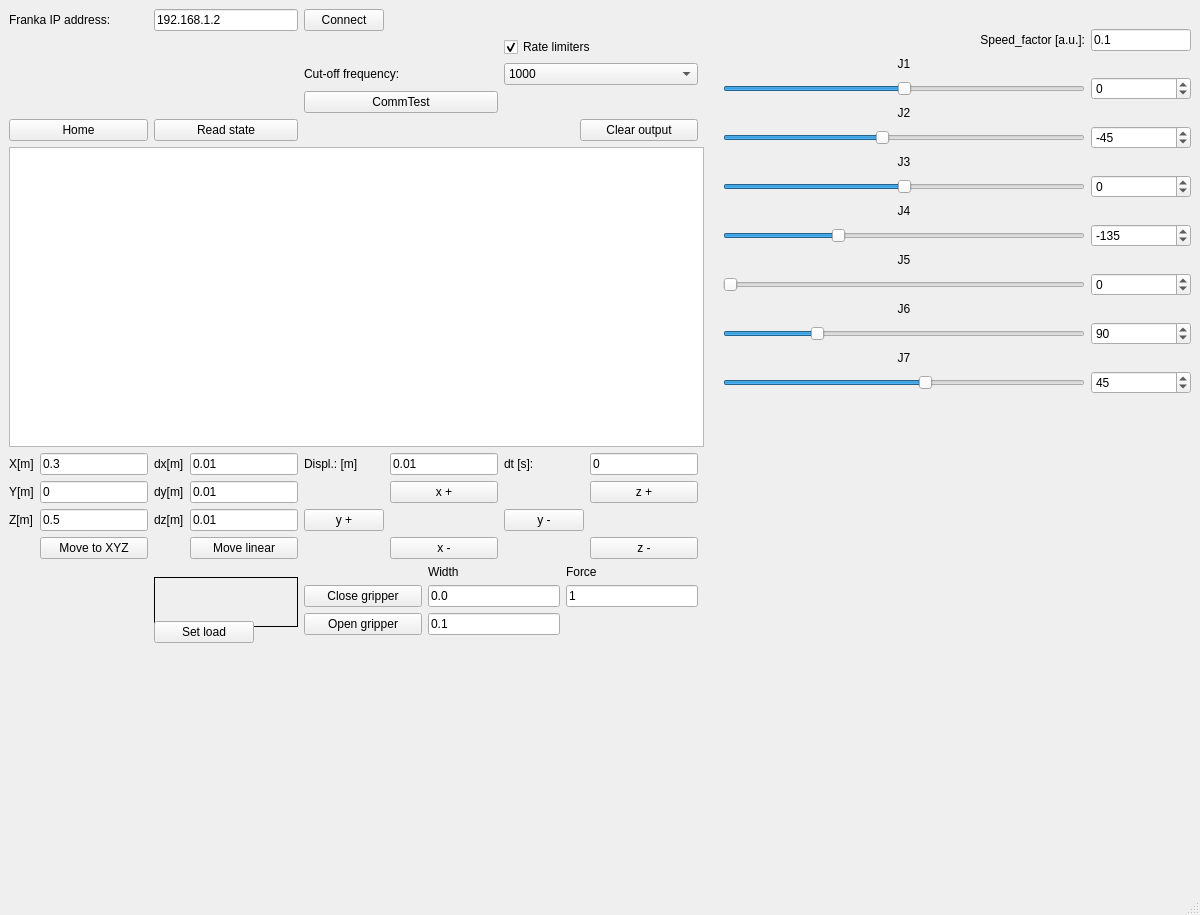
The window that demo/mainwindow.ui (k61n/libjcnsfranka) describes before a commit, drawn with Qt 5.
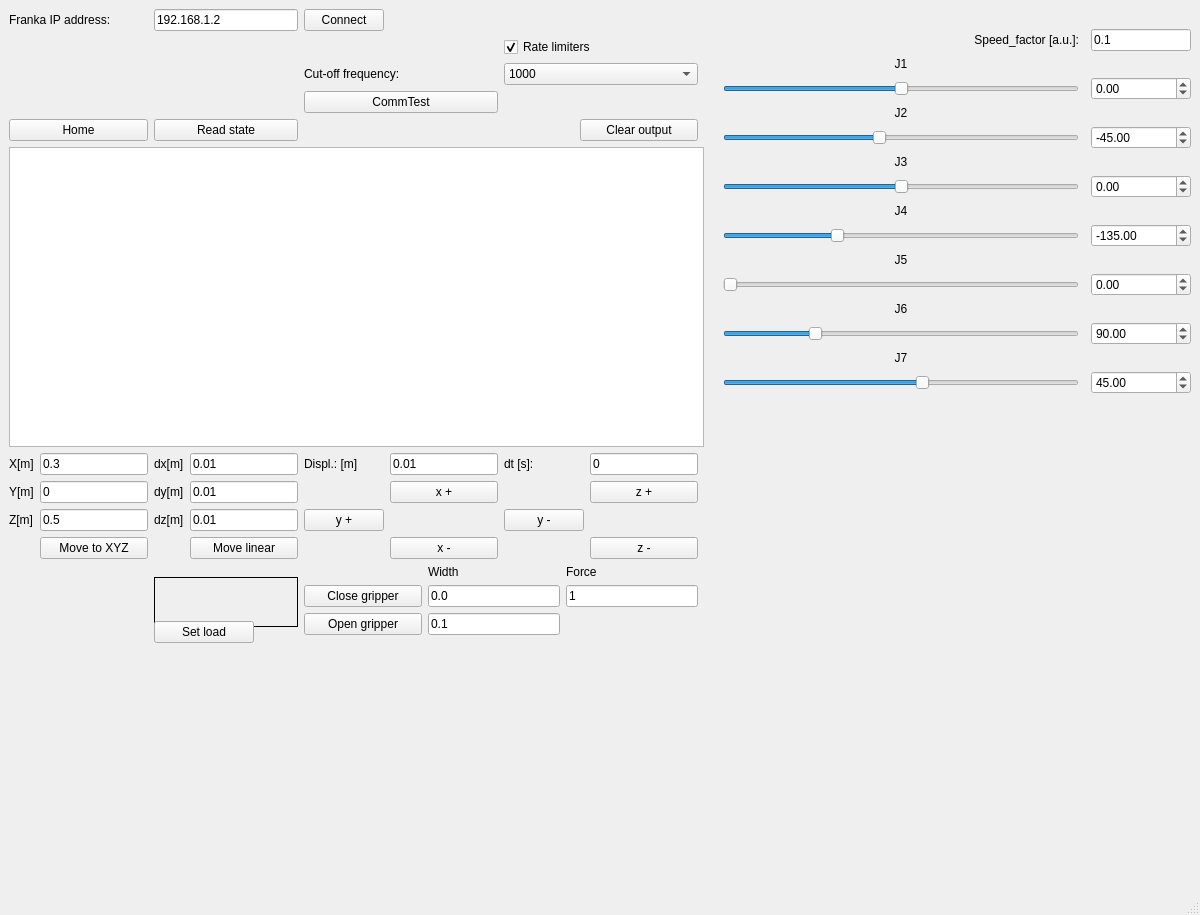
The same window after the commit. Icons and pictures are not drawn.

Commit message: demo: joints support double values

The edit to the form file:
```diff
--- a/demo/mainwindow.ui
+++ b/demo/mainwindow.ui
@@ -27,7 +27,7 @@
         </property>
        </widget>
       </item>
-      <item row="15" column="0">
+      <item row="16" column="0">
        <widget class="QSlider" name="j7Slider">
         <property name="minimum">
          <number>-360</number>
@@ -43,7 +43,7 @@
         </property>
        </widget>
       </item>
-      <item row="7" column="0">
+      <item row="8" column="0">
        <widget class="QSlider" name="j3Slider">
         <property name="minimum">
          <number>-360</number>
@@ -56,35 +56,6 @@
         </property>
        </widget>
       </item>
-      <item row="5" column="1">
-       <widget class="QSpinBox" name="j2Box">
-        <property name="minimum">
-         <number>-360</number>
-        </property>
-        <property name="maximum">
-         <number>360</number>
-        </property>
-        <property name="value">
-         <number>-45</number>
-        </property>
-       </widget>
-      </item>
-      <item row="15" column="1">
-       <widget class="QSpinBox" name="j7Box">
-        <property name="minimum">
-         <number>-360</number>
-        </property>
-        <property name="maximum">
-         <number>360</number>
-        </property>
-        <property name="stepType">
-         <enum>QAbstractSpinBox::DefaultStepType</enum>
-        </property>
-        <property name="value">
-         <number>45</number>
-        </property>
-       </widget>
-      </item>
       <item row="4" column="0">
        <widget class="QLabel" name="j2Label">
         <property name="text">
@@ -95,7 +66,7 @@
         </property>
        </widget>
       </item>
-      <item row="16" column="0">
+      <item row="17" column="0">
        <spacer name="verticalSpacer_2">
         <property name="orientation">
          <enum>Qt::Vertical</enum>
@@ -108,7 +79,7 @@
         </property>
        </spacer>
       </item>
-      <item row="10" column="0">
+      <item row="11" column="0">
        <widget class="QLabel" name="j5Label">
         <property name="text">
          <string>J5</string>
@@ -134,7 +105,7 @@
         </property>
        </widget>
       </item>
-      <item row="8" column="0">
+      <item row="9" column="0">
        <widget class="QLabel" name="j4Label">
         <property name="text">
          <string>J4</string>
@@ -144,7 +115,7 @@
         </property>
        </widget>
       </item>
-      <item row="12" column="0">
+      <item row="13" column="0">
        <widget class="QLabel" name="j6Label">
         <property name="text">
          <string>J6</string>
@@ -154,30 +125,7 @@
         </property>
        </widget>
       </item>
-      <item row="3" column="1">
-       <widget class="QSpinBox" name="j1Box">
-        <property name="minimum">
-         <number>-360</number>
-        </property>
-        <property name="maximum">
-         <number>360</number>
-        </property>
-       </widget>
-      </item>
-      <item row="9" column="1">
-       <widget class="QSpinBox" name="j4Box">
-        <property name="minimum">
-         <number>-360</number>
-        </property>
-        <property name="maximum">
-         <number>360</number>
-        </property>
-        <property name="value">
-         <number>-135</number>
-        </property>
-       </widget>
-      </item>
-      <item row="14" column="0">
+      <item row="15" column="0">
        <widget class="QLabel" name="j7Label">
         <property name="text">
          <string>J7</string>
@@ -187,20 +135,7 @@
         </property>
        </widget>
       </item>
-      <item row="13" column="1">
-       <widget class="QSpinBox" name="j6Box">
-        <property name="minimum">
-         <number>-360</number>
-        </property>
-        <property name="maximum">
-         <number>360</number>
-        </property>
-        <property name="value">
-         <number>90</number>
-        </property>
-       </widget>
-      </item>
-      <item row="11" column="0">
+      <item row="12" column="0">
        <widget class="QSlider" name="j5Slider">
         <property name="maximum">
          <number>360</number>
@@ -213,7 +148,17 @@
         </property>
        </widget>
       </item>
-      <item row="6" column="0">
+      <item row="1" column="0">
+       <widget class="QLabel" name="label_5">
+        <property name="text">
+         <string>Speed_factor [a.u.]:</string>
+        </property>
+        <property name="alignment">
+         <set>Qt::AlignRight|Qt::AlignTrailing|Qt::AlignVCenter</set>
+        </property>
+       </widget>
+      </item>
+      <item row="7" column="0">
        <widget class="QLabel" name="j3Label">
         <property name="text">
          <string>J3</string>
@@ -236,7 +181,7 @@
         </property>
        </widget>
       </item>
-      <item row="13" column="0">
+      <item row="14" column="0">
        <widget class="QSlider" name="j6Slider">
         <property name="maximum">
          <number>360</number>
@@ -249,27 +194,7 @@
         </property>
        </widget>
       </item>
-      <item row="11" column="1">
-       <widget class="QSpinBox" name="j5Box">
-        <property name="minimum">
-         <number>-360</number>
-        </property>
-        <property name="maximum">
-         <number>360</number>
-        </property>
-       </widget>
-      </item>
-      <item row="7" column="1">
-       <widget class="QSpinBox" name="j3Box">
-        <property name="minimum">
-         <number>-360</number>
-        </property>
-        <property name="maximum">
-         <number>360</number>
-        </property>
-       </widget>
-      </item>
-      <item row="9" column="0">
+      <item row="10" column="0">
        <widget class="QSlider" name="j4Slider">
         <property name="minimum">
          <number>-360</number>
@@ -285,7 +210,20 @@
         </property>
        </widget>
       </item>
-      <item row="0" column="0" colspan="2">
+      <item row="1" column="2">
+       <widget class="QLineEdit" name="speedFactorLn">
+        <property name="maximumSize">
+         <size>
+          <width>100</width>
+          <height>16777215</height>
+         </size>
+        </property>
+        <property name="text">
+         <string>0.1</string>
+        </property>
+       </widget>
+      </item>
+      <item row="0" column="0" colspan="3">
        <widget class="QLabel" name="pandaLabel">
         <property name="frameShape">
          <enum>QFrame::NoFrame</enum>
@@ -304,26 +242,106 @@
         </property>
        </widget>
       </item>
-      <item row="1" column="1">
-       <widget class="QLineEdit" name="speedFactorLn">
-        <property name="maximumSize">
-         <size>
-          <width>100</width>
-          <height>16777215</height>
-         </size>
+      <item row="3" column="2">
+       <widget class="QDoubleSpinBox" name="j1Box">
+        <property name="minimum">
+         <double>-360.000000000000000</double>
         </property>
-        <property name="text">
-         <string>0.1</string>
+        <property name="maximum">
+         <double>360.000000000000000</double>
         </property>
+        <property name="singleStep">
+         <double>0.500000000000000</double>
+        </property>
        </widget>
       </item>
-      <item row="1" column="0">
-       <widget class="QLabel" name="label_5">
-        <property name="text">
-         <string>Speed_factor [a.u.]:</string>
+      <item row="5" column="2">
+       <widget class="QDoubleSpinBox" name="j2Box">
+        <property name="minimum">
+         <double>-360.000000000000000</double>
         </property>
-        <property name="alignment">
-         <set>Qt::AlignRight|Qt::AlignTrailing|Qt::AlignVCenter</set>
+        <property name="maximum">
+         <double>360.000000000000000</double>
+        </property>
+        <property name="singleStep">
+         <double>0.500000000000000</double>
+        </property>
+        <property name="value">
+         <double>-45.000000000000000</double>
+        </property>
+       </widget>
+      </item>
+      <item row="8" column="2">
+       <widget class="QDoubleSpinBox" name="j3Box">
+        <property name="minimum">
+         <double>-360.000000000000000</double>
+        </property>
+        <property name="maximum">
+         <double>360.000000000000000</double>
+        </property>
+        <property name="singleStep">
+         <double>0.500000000000000</double>
+        </property>
+       </widget>
+      </item>
+      <item row="10" column="2">
+       <widget class="QDoubleSpinBox" name="j4Box">
+        <property name="minimum">
+         <double>-360.000000000000000</double>
+        </property>
+        <property name="maximum">
+         <double>360.000000000000000</double>
+        </property>
+        <property name="singleStep">
+         <double>0.500000000000000</double>
+        </property>
+        <property name="value">
+         <double>-135.000000000000000</double>
+        </property>
+       </widget>
+      </item>
+      <item row="12" column="2">
+       <widget class="QDoubleSpinBox" name="j5Box">
+        <property name="minimum">
+         <double>-360.000000000000000</double>
+        </property>
+        <property name="maximum">
+         <double>360.000000000000000</double>
+        </property>
+        <property name="singleStep">
+         <double>0.500000000000000</double>
+        </property>
+       </widget>
+      </item>
+      <item row="14" column="2">
+       <widget class="QDoubleSpinBox" name="j6Box">
+        <property name="minimum">
+         <double>-360.000000000000000</double>
+        </property>
+        <property name="maximum">
+         <double>360.000000000000000</double>
+        </property>
+        <property name="singleStep">
+         <double>0.500000000000000</double>
+        </property>
+        <property name="value">
+         <double>90.000000000000000</double>
+        </property>
+       </widget>
+      </item>
+      <item row="16" column="2">
+       <widget class="QDoubleSpinBox" name="j7Box">
+        <property name="minimum">
+         <double>-360.000000000000000</double>
+        </property>
+        <property name="maximum">
+         <double>360.000000000000000</double>
+        </property>
+        <property name="singleStep">
+         <double>0.500000000000000</double>
+        </property>
+        <property name="value">
+         <double>45.000000000000000</double>
         </property>
        </widget>
       </item>
```
Left out of the diff: 227 changed lines with no effect on the pictures. The commit also changes 2 other files.
